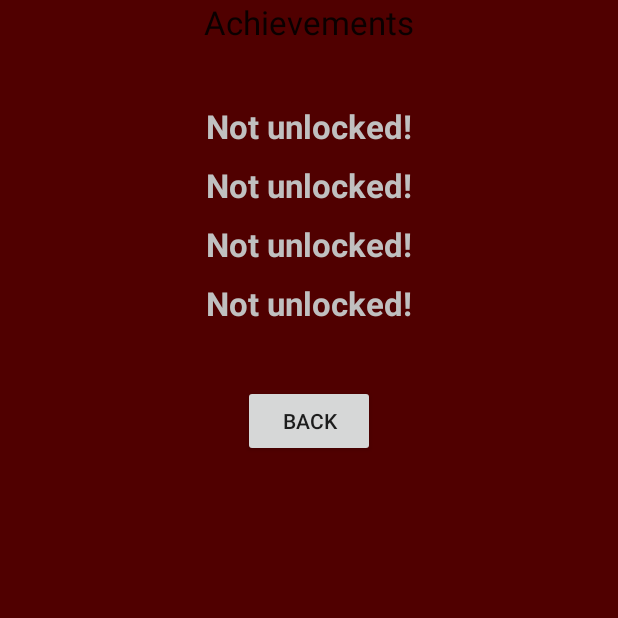
After one commit to fredrik90/FlySpotter, an Android app: the Achievements screen opened directly, with no data from a screen before it, on a phone screen of 412 x 824 dp, the top half of it. The commit adds this screen. Run offline under Robolectric (Android 15) with nearby library versions, the phone set to English and light mode, and no system bars.

Commit message:
Achievements!

```diff
--- a/app/src/main/AndroidManifest.xml
+++ b/app/src/main/AndroidManifest.xml
@@ -32,6 +32,12 @@
             android:label="Highscores"
             android:theme="@style/AppTheme" />
 
+        <activity
+            android:screenOrientation="portrait"
+            android:name=".Achievements"
+            android:label="Achievements"
+            android:theme="@style/AppTheme" />
+
     </application>
 
 </manifest>
--- /dev/null
+++ b/app/src/main/java/com/example/fredrik/flyspotter/AchievementDBHandler.java
@@ -0,0 +1,113 @@
+package com.example.fredrik.flyspotter;
+// the database is followed from a tutorial: http://www.techotopia.com/index.php/An_Android_Studio_SQLite_Database_Tutorial
+
+import android.database.sqlite.SQLiteDatabase;
+import android.database.sqlite.SQLiteOpenHelper;
+import android.content.Context;
+import android.content.ContentValues;
+import android.database.Cursor;
+
+public class AchievementDBHandler extends SQLiteOpenHelper {
+
+
+    //Set variables
+    private static final int DATABASE_VERSION = 1;
+    private static final String DATABASE_NAME = "AchievementDB.db";
+    private static final String TABLE_ACHIEVEMENT = "achievements";
+
+    public static final String COLUMN_ID = "_id";
+    public static final String COLUMN_ACHIEVEMENTNAME = "name";
+
+    //Constructor
+    public AchievementDBHandler(Context context, String name,
+                       SQLiteDatabase.CursorFactory factory, int version) {
+        super(context, DATABASE_NAME, factory, DATABASE_VERSION);
+    }
+
+
+    @Override
+    //When the database is first initialized!
+    public void onCreate(SQLiteDatabase db) {
+
+        String CREATE_PRODUCTS_TABLE = "CREATE TABLE " +
+                TABLE_ACHIEVEMENT + "("
+                + COLUMN_ID + " INTEGER PRIMARY KEY," + COLUMN_ACHIEVEMENTNAME
+                + " TEXT,"  + " BOOLEAN" + ")";
+        db.execSQL(CREATE_PRODUCTS_TABLE);
+
+    }
+
+
+    @Override
+    //The onUpgrade() method is called when the handler is invoked with a greater database version number from the one previously used.
+    public void onUpgrade(SQLiteDatabase db, int oldVersion,
+                          int newVersion) {
+
+        db.execSQL("DROP TABLE IF EXISTS " + TABLE_ACHIEVEMENT);
+        onCreate(db);
+
+    }
+
+
+    //Add handler
+    public void addAchievement(AchievementDB achievement) {
+
+        ContentValues values = new ContentValues();
+        values.put(COLUMN_ACHIEVEMENTNAME, achievement.getName());
+
+        SQLiteDatabase db = this.getWritableDatabase();
+
+        db.insert(TABLE_ACHIEVEMENT, null, values);
+        db.close();
+    }
+
+
+    //Query handler method
+    public AchievementDB findachievement(String name) {
+        String query = "Select * FROM " + TABLE_ACHIEVEMENT + " WHERE " + COLUMN_ACHIEVEMENTNAME + " =  \"" + name + "\"";
+
+        SQLiteDatabase db = this.getWritableDatabase();
+
+        Cursor cursor = db.rawQuery(query, null);
+
+        AchievementDB achievement = new AchievementDB();
+
+        if (cursor.moveToFirst()) {
+            cursor.moveToFirst();
+            achievement.setID(Integer.parseInt(cursor.getString(0)));
+            achievement.setName(cursor.getString(1));
+            cursor.close();
+        } else {
+            achievement = null;
+        }
+        db.close();
+        return achievement;
+    }
+
+
+    //Delete
+    public boolean deleteAchievement(String name) {
+
+        boolean result = false;
+
+        String query = "Select * FROM " + TABLE_ACHIEVEMENT + " WHERE " + COLUMN_ACHIEVEMENTNAME + " =  \"" + name + "\"";
+
+        SQLiteDatabase db = this.getWritableDatabase();
+
+        Cursor cursor = db.rawQuery(query, null);
+
+        AchievementDB achievement = new AchievementDB();
+
+        if (cursor.moveToFirst()) {
+            achievement.setID(Integer.parseInt(cursor.getString(0)));
+            db.delete(TABLE_ACHIEVEMENT, COLUMN_ID + " = ?",
+                    new String[] { String.valueOf(achievement.getID()) });
+            cursor.close();
+            result = true;
+        }
+        db.close();
+        return result;
+    }
+
+
+}
--- /dev/null
+++ b/app/src/main/java/com/example/fredrik/flyspotter/Achievements.java
@@ -0,0 +1,87 @@
+package com.example.fredrik.flyspotter;
+
+
+import android.app.Activity;
+import android.graphics.Color;
+import android.os.Bundle;
+import android.view.View;
+import android.view.Window;
+import android.view.WindowManager;
+import android.widget.TextView;
+
+public class Achievements extends Activity {
+
+    String Achievement1;
+    String Achievement2;
+    String Achievement3;
+    String Achievement4;
+    AchievementDBHandler dbHandler = new AchievementDBHandler(this, null, null, 1);
+
+    @Override
+    protected void onCreate(Bundle savedInstanceState) {
+        super.onCreate(savedInstanceState);
+
+        //Turn title off
+        requestWindowFeature(Window.FEATURE_NO_TITLE);
+
+        //set to fullscreen
+        getWindow().setFlags(WindowManager.LayoutParams.FLAG_FULLSCREEN, WindowManager.LayoutParams.FLAG_FULLSCREEN);
+
+        setContentView(R.layout.achievements);
+
+        //Checks if achievements exists!
+        AchievementDB achievement = dbHandler.findachievement("You played the game!");
+        AchievementDB achievement2 = dbHandler.findachievement("You have reached over 100 points!");
+        AchievementDB achievement3 = dbHandler.findachievement("You have reached over 1000 points!");
+        AchievementDB achievement4 = dbHandler.findachievement("It's over 9000!!!");
+
+        //Display achievements if exists!
+        if (achievement != null) {
+
+            Achievement1 = achievement.getName();
+        }else {Achievement1 = "Not unlocked!";}
+
+        if (achievement2 != null) {
+
+            Achievement2 = achievement2.getName();
+        }else {Achievement2 = "Not unlocked!";}
+
+        if (achievement3 != null) {
+
+            Achievement3 = achievement3.getName();
+        }else {Achievement3 = "Not unlocked!";}
+
+        if (achievement4 != null) {
+        Achievement4 = achievement4.getName();
+         }else {Achievement4 = "Not unlocked!";}
+
+
+        //Display achievements in a string!
+        TextView t = (TextView) findViewById(R.id.getAchievement1);
+        t.setText(String.valueOf(Achievement1));
+        if (achievement != null) {
+            t.setTextColor(Color.parseColor("#0000FF"));}else{t.setTextColor(Color.parseColor("#C0C0C0"));}
+
+        TextView t2 = (TextView) findViewById(R.id.getAchievement2);
+        t2.setText(String.valueOf(Achievement2));
+        if (achievement2 != null) {
+            t2.setTextColor(Color.parseColor("#0000FF"));}else{t2.setTextColor(Color.parseColor("#C0C0C0"));}
+
+        TextView t3 = (TextView) findViewById(R.id.getAchievement3);
+        t3.setText(String.valueOf(Achievement3));
+        if (achievement3 != null) {
+            t3.setTextColor(Color.parseColor("#0000FF"));}else{t3.setTextColor(Color.parseColor("#C0C0C0"));}
+
+        TextView t4 = (TextView) findViewById(R.id.getAchievement4);
+        t4.setText(String.valueOf(Achievement4));
+        if (achievement4 != null) {
+        t4.setTextColor(Color.parseColor("#0000FF"));}else{t4.setTextColor(Color.parseColor("#C0C0C0"));}
+
+    }
+
+    //Back, closing the activity!
+    public void ClickBack(View view) {
+        finish();
+    }
+
+}
--- a/app/src/main/java/com/example/fredrik/flyspotter/Mosquito.java
+++ b/app/src/main/java/com/example/fredrik/flyspotter/Mosquito.java
@@ -12,7 +12,7 @@ public class Mosquito extends GameObject {
     int randomNum = (int) Math.ceil(Math.random() * 360);
     int randomNum2 = (int) Math.ceil(Math.random() * 12);
     int randomNum3 = (int) Math.ceil(Math.random() * 100) + 200;
-    int speed = 2;
+    int speed = 3;
     boolean move = true;
     boolean startmove = true;
     boolean resetacceleration = false;
--- /dev/null
+++ b/app/src/main/res/layout/achievements.xml
@@ -0,0 +1,67 @@
+<?xml version="1.0" encoding="utf-8"?>
+<LinearLayout xmlns:android="http://schemas.android.com/apk/res/android"
+    android:orientation="vertical" android:layout_width="match_parent"
+    android:layout_height="match_parent"
+    android:weightSum="1"
+    android:background="#500000">
+
+    <TextView
+        android:layout_width="wrap_content"
+        android:layout_height="wrap_content"
+        android:textAppearance="?android:attr/textAppearanceLarge"
+        android:text="@string/achievementText"
+        android:id="@+id/textView"
+        android:layout_gravity="center_horizontal" />
+
+    <TextView
+        android:textStyle="bold"
+        android:layout_width="wrap_content"
+        android:layout_height="wrap_content"
+        android:layout_marginTop="40dp"
+        android:textAppearance="?android:attr/textAppearanceLarge"
+        android:text=""
+        android:id="@+id/getAchievement1"
+        android:layout_gravity="center_horizontal" />
+
+    <TextView
+        android:textStyle="bold"
+        android:layout_width="wrap_content"
+        android:layout_height="wrap_content"
+        android:layout_marginTop="10dp"
+        android:textAppearance="?android:attr/textAppearanceLarge"
+        android:text=""
+        android:id="@+id/getAchievement2"
+        android:layout_gravity="center_horizontal" />
+
+    <TextView
+        android:textStyle="bold"
+        android:layout_width="wrap_content"
+        android:layout_height="wrap_content"
+        android:layout_marginTop="10dp"
+        android:textAppearance="?android:attr/textAppearanceLarge"
+        android:text=""
+        android:id="@+id/getAchievement3"
+        android:layout_gravity="center_horizontal" />
+
+    <TextView
+        android:textStyle="bold"
+        android:layout_width="wrap_content"
+        android:layout_height="wrap_content"
+        android:layout_marginTop="10dp"
+        android:textAppearance="?android:attr/textAppearanceLarge"
+        android:text=""
+        android:id="@+id/getAchievement4"
+        android:layout_gravity="center_horizontal" />
+
+
+
+    <Button
+        android:layout_width="wrap_content"
+        android:layout_height="wrap_content"
+        android:layout_marginTop="40dp"
+        android:text="@string/Back"
+        android:onClick="ClickBack"
+        android:id="@+id/BackButton"
+        android:layout_gravity="center_horizontal" />
+
+</LinearLayout>
--- a/app/src/main/res/values/strings.xml
+++ b/app/src/main/res/values/strings.xml
@@ -7,6 +7,7 @@
     <string name="gameoverText">Game Over</string>
     <string name="yourscoreText">Your Score:</string>
     <string name="highscoreText">Highscores</string>
+    <string name="achievementText">Achievements</string>
     <string name="EmptyScore">No Score</string>
     <string name="Back">Back</string>
     <string name="score_1">Score1</string>
```
Also changed, not shown: app/src/main/java/com/example/fredrik/flyspotter/AchievementDB.java (added, +43 -0 lines), app/src/main/java/com/example/fredrik/flyspotter/GameOver.java (+64 -6 lines), app/src/main/java/com/example/fredrik/flyspotter/MainActivity.java (+12 -1 lines), app/src/main/res/layout/content_main.xml (+11 -1 lines), app/src/main/res/layout/game_over.xml (+9 -0 lines), app/src/main/res/drawable-nodpi/background4.png (added), app/src/main/res/drawable-nodpi/background5.png (added), app/src/main/res/drawable-nodpi/fly1_sprite_ff.png (added), app/src/main/res/drawable-nodpi/fly1_squash1.png (added).
